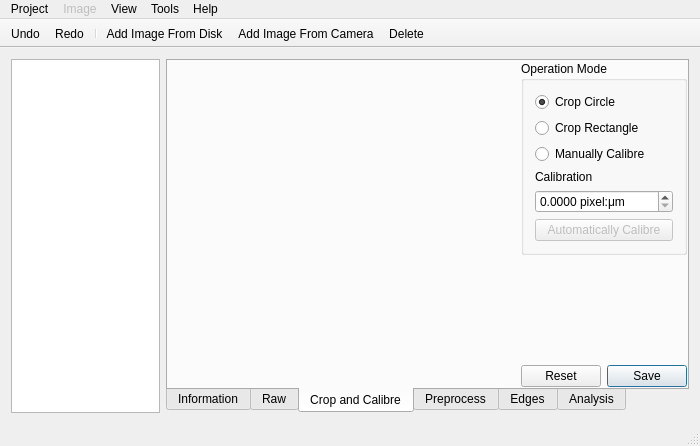
Above: gui/mainwindow.ui from librehat/caiga before the change. Below: the same form after it.
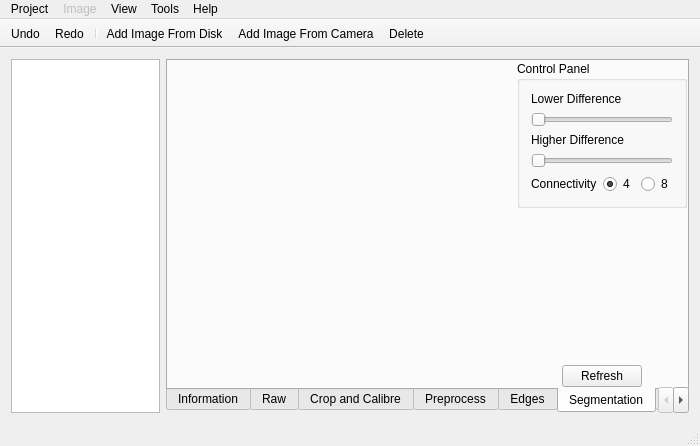
That is the form after the change. The open tabs and pages were chosen to show the change. Icons and pictures are not drawn. Custom widgets are drawn as their Qt base class.

```diff
--- a/gui/mainwindow.ui
+++ b/gui/mainwindow.ui
@@ -64,7 +64,7 @@
        <enum>QTabWidget::South</enum>
       </property>
       <property name="currentIndex">
-       <number>2</number>
+       <number>5</number>
       </property>
       <widget class="QWidget" name="infoTab">
        <attribute name="title">
@@ -772,6 +772,118 @@
         </item>
        </layout>
       </widget>
+      <widget class="QWidget" name="segTab">
+       <attribute name="title">
+        <string>Segmentation</string>
+       </attribute>
+       <layout class="QGridLayout" name="gridLayout_4">
+        <property name="margin">
+         <number>0</number>
+        </property>
+        <item row="0" column="0" rowspan="3">
+         <widget class="QImageInteractiveDrawer" name="segmentationViewer" native="true">
+          <property name="sizePolicy">
+           <sizepolicy hsizetype="Expanding" vsizetype="Expanding">
+            <horstretch>10</horstretch>
+            <verstretch>0</verstretch>
+           </sizepolicy>
+          </property>
+         </widget>
+        </item>
+        <item row="0" column="1" rowspan="2" colspan="3" alignment="Qt::AlignTop">
+         <widget class="QGroupBox" name="segGroupBox">
+          <property name="sizePolicy">
+           <sizepolicy hsizetype="Preferred" vsizetype="Expanding">
+            <horstretch>0</horstretch>
+            <verstretch>0</verstretch>
+           </sizepolicy>
+          </property>
+          <property name="title">
+           <string>Control Panel</string>
+          </property>
+          <layout class="QGridLayout" name="gridLayout_5">
+           <item row="1" column="0" colspan="4">
+            <widget class="QSlider" name="lowerDiffSlider">
+             <property name="pageStep">
+              <number>5</number>
+             </property>
+             <property name="orientation">
+              <enum>Qt::Horizontal</enum>
+             </property>
+            </widget>
+           </item>
+           <item row="4" column="2">
+            <widget class="QRadioButton" name="seg4Con">
+             <property name="text">
+              <string>4</string>
+             </property>
+             <property name="checked">
+              <bool>true</bool>
+             </property>
+            </widget>
+           </item>
+           <item row="4" column="3">
+            <widget class="QRadioButton" name="seg8Con">
+             <property name="text">
+              <string>8</string>
+             </property>
+            </widget>
+           </item>
+           <item row="0" column="0" colspan="4">
+            <widget class="QLabel" name="lowerDiffLabel">
+             <property name="sizePolicy">
+              <sizepolicy hsizetype="Preferred" vsizetype="Fixed">
+               <horstretch>0</horstretch>
+               <verstretch>0</verstretch>
+              </sizepolicy>
+             </property>
+             <property name="text">
+              <string>Lower Difference</string>
+             </property>
+            </widget>
+           </item>
+           <item row="2" column="0" colspan="4">
+            <widget class="QLabel" name="higherDiffLabel">
+             <property name="sizePolicy">
+              <sizepolicy hsizetype="Preferred" vsizetype="Fixed">
+               <horstretch>0</horstretch>
+               <verstretch>0</verstretch>
+              </sizepolicy>
+             </property>
+             <property name="text">
+              <string>Higher Difference</string>
+             </property>
+            </widget>
+           </item>
+           <item row="4" column="0" colspan="2">
+            <widget class="QLabel" name="connectivityLabel">
+             <property name="text">
+              <string>Connectivity</string>
+             </property>
+            </widget>
+           </item>
+           <item row="3" column="0" colspan="4">
+            <widget class="QSlider" name="higherDiffSlider">
+             <property name="pageStep">
+              <number>5</number>
+             </property>
+             <property name="orientation">
+              <enum>Qt::Horizontal</enum>
+             </property>
+            </widget>
+           </item>
+          </layout>
+         </widget>
+        </item>
+        <item row="2" column="2" alignment="Qt::AlignBottom">
+         <widget class="QPushButton" name="refreshSegButton">
+          <property name="text">
+           <string>Refresh</string>
+          </property>
+         </widget>
+        </item>
+       </layout>
+      </widget>
       <widget class="QWidget" name="analysisTab">
        <attribute name="title">
         <string>Analysis</string>
@@ -1080,6 +1192,12 @@
    <header>qimagedrawer.h</header>
    <container>1</container>
   </customwidget>
+  <customwidget>
+   <class>QImageInteractiveDrawer</class>
+   <extends>QWidget</extends>
+   <header>qimageinteractivedrawer.h</header>
+   <container>1</container>
+  </customwidget>
  </customwidgets>
  <resources>
   <include location="caiga.qrc"/>
```
Left out of the diff: 10 changed lines with no effect on the pictures.
